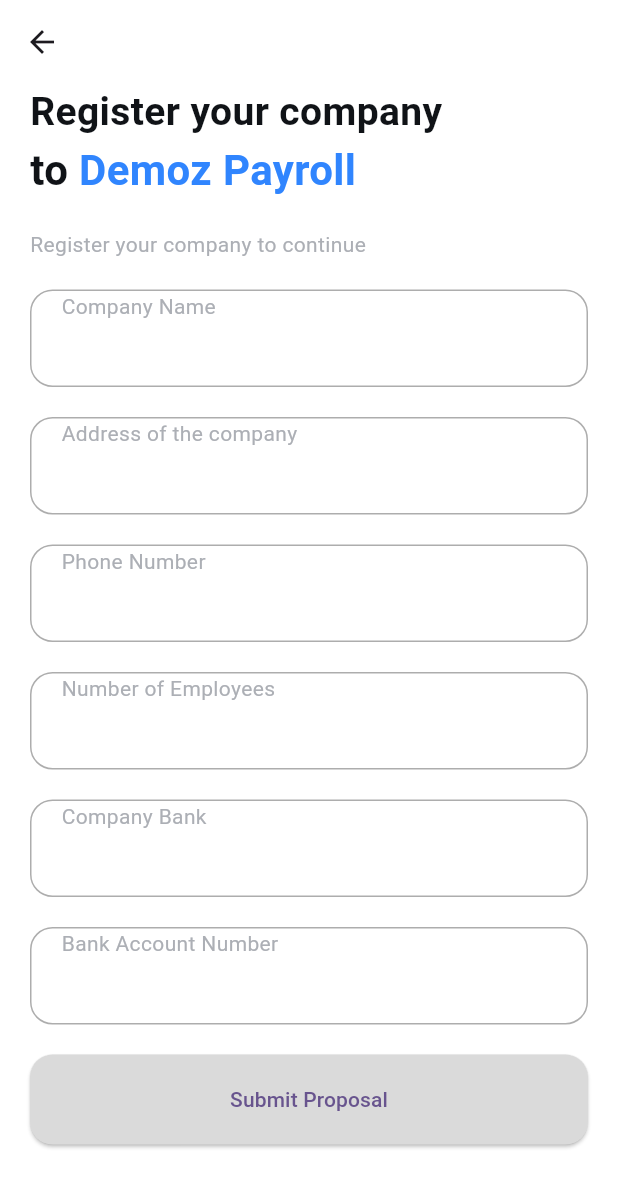
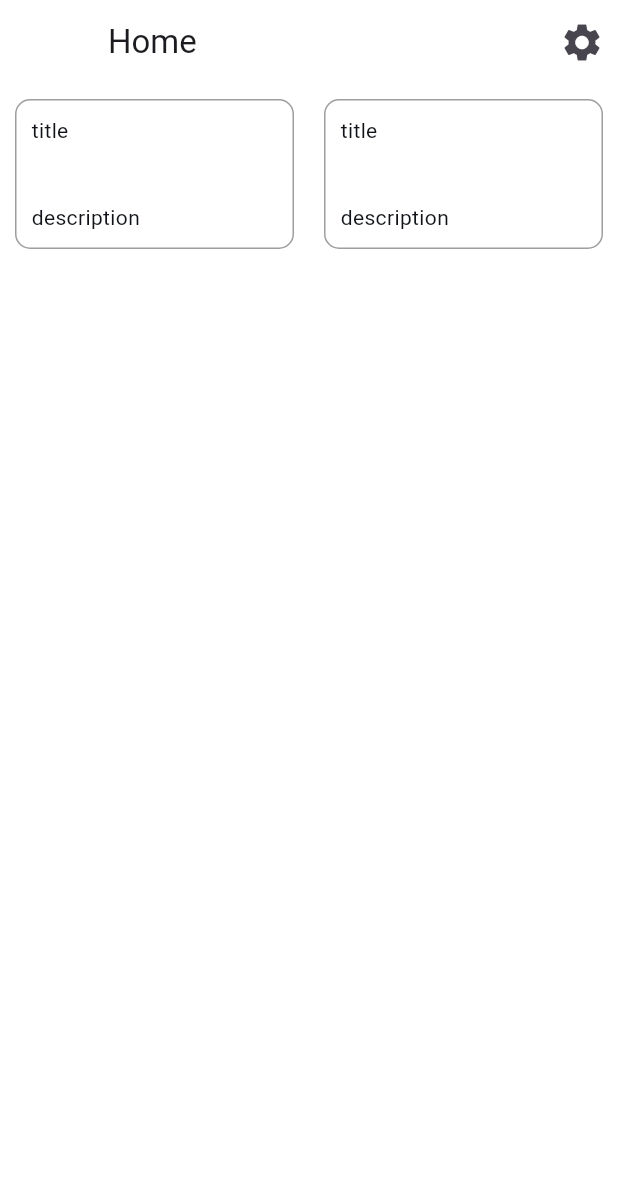
Before and after one commit to hirpha/demoz, a Flutter app: the RegisterPage screen opened by its route, after a tap on "Submit Proposal", on a phone screen of 412 x 824 dp. Shown: the top 1187 px of the screen. Run offline on Flutter 3.47's test engine with Material 3 defaults, Android fonts, the phone set to English and light mode, and no system bars; our stand-ins replace bloc, equatable.

Commit message:
home added:

```diff
--- a/lib/features/auth/presentation/pages/register.dart
+++ b/lib/features/auth/presentation/pages/register.dart
@@ -108,7 +108,9 @@ class _RegisterPageState extends State<RegisterPage> {
                       borderRadius: BorderRadius.circular(15),
                     ),
                   ),
-                  onPressed: () {},
+                  onPressed: () {
+                    Navigator.pushNamed(context, '/home');
+                  },
                   child: const Text('Submit Proposal'),
                 ),
               ),
--- /dev/null
+++ b/lib/features/home/presentation/bloc/home_bloc.dart
@@ -0,0 +1,13 @@
+import 'package:bloc/bloc.dart';
+import 'package:equatable/equatable.dart';
+
+part 'home_event.dart';
+part 'home_state.dart';
+
+class HomeBloc extends Bloc<HomeEvent, HomeState> {
+  HomeBloc() : super(HomeInitial()) {
+    on<HomeEvent>((event, emit) {
+      // TODO: implement event handler
+    });
+  }
+}
--- /dev/null
+++ b/lib/features/home/presentation/pages/home.dart
@@ -0,0 +1,59 @@
+import 'package:flutter/material.dart';
+
+import '../widgets/domoz_card.dart';
+
+class HomePage extends StatefulWidget {
+  const HomePage({super.key});
+
+  @override
+  State<HomePage> createState() => _HomePageState();
+}
+
+class _HomePageState extends State<HomePage> {
+  @override
+  Widget build(BuildContext context) {
+    return Scaffold(
+      backgroundColor: const Color.fromARGB(255, 255, 255, 255),
+      appBar: AppBar(
+        centerTitle: false,
+        leading: SizedBox(),
+        backgroundColor: const Color.fromARGB(255, 255, 255, 255),
+        title: Text('Home'),
+        actions: [
+          IconButton(
+            onPressed: () {},
+            icon: const Icon(
+              Icons.settings,
+              size: 30,
+            ),
+          ),
+        ],
+      ),
+      body: Column(
+        children: [
+          Container(
+            padding: const EdgeInsets.all(10),
+            child: Row(
+              mainAxisAlignment: MainAxisAlignment.spaceBetween,
+              children: [
+                DomozCard(
+                    title: 'title',
+                    amount: 'description',
+                    onTap: () {},
+                    borderColor: Colors.grey,
+                    backgroundColor: Colors.white),
+                const SizedBox(width: 10),
+                DomozCard(
+                    title: 'title',
+                    amount: 'description',
+                    onTap: () {},
+                    borderColor: Colors.grey,
+                    backgroundColor: Colors.white),
+              ],
+            ),
+          ),
+        ],
+      ),
+    );
+  }
+}
--- /dev/null
+++ b/lib/features/home/presentation/widgets/domoz_card.dart
@@ -0,0 +1,52 @@
+import 'package:flutter/material.dart';
+
+class DomozCard extends StatefulWidget {
+  final String title;
+  final String amount;
+  final Function() onTap;
+  final Color borderColor;
+  final Color backgroundColor;
+  const DomozCard({
+    super.key,
+    required this.title,
+    required this.amount,
+    required this.onTap,
+    required this.borderColor,
+    required this.backgroundColor,
+  });
+
+  @override
+  State<DomozCard> createState() => _DomozCardState();
+}
+
+class _DomozCardState extends State<DomozCard> {
+  @override
+  Widget build(BuildContext context) {
+    return InkWell(
+        onTap: widget.onTap,
+        child: Container(
+          width: MediaQuery.of(context).size.width / 2 - 20,
+          height: 100,
+          padding: const EdgeInsets.all(10),
+          decoration: BoxDecoration(
+            color: widget.backgroundColor,
+            borderRadius: BorderRadius.circular(10),
+            border: Border.all(color: widget.borderColor),
+          ),
+          child: Column(
+            crossAxisAlignment: CrossAxisAlignment.start,
+            mainAxisAlignment: MainAxisAlignment.spaceBetween,
+            children: [
+              Text(
+                widget.title,
+                style: const TextStyle(color: Color(0xFF101317)),
+              ),
+              Text(
+                widget.amount,
+                style: const TextStyle(color: Color(0xFF101317)),
+              ),
+            ],
+          ),
+        ));
+  }
+}
--- a/lib/main.dart
+++ b/lib/main.dart
@@ -3,6 +3,8 @@ import 'package:demoz/features/auth/presentation/pages/signin.dart';
 import 'package:demoz/onboarding.dart';
 import 'package:demoz/splash.dart';
 import 'package:flutter/material.dart';
+
+import 'features/home/presentation/pages/home.dart';
 
 void main() {
   runApp(const MyApp());
@@ -34,6 +36,8 @@ class MyApp extends StatelessWidget {
           case '/register':
             return MaterialPageRoute(
                 builder: (context) => const RegisterPage());
+          case '/home':
+            return MaterialPageRoute(builder: (context) => const HomePage());
           default:
             return MaterialPageRoute(
                 builder: (context) => const SplashScreen());
```
Also changed, not shown: lib/features/home/presentation/bloc/home_event.dart (added, +8 -0 lines), lib/features/home/presentation/bloc/home_state.dart (added, +9 -0 lines), lib/onboarding.dart (+10 -10 lines).
